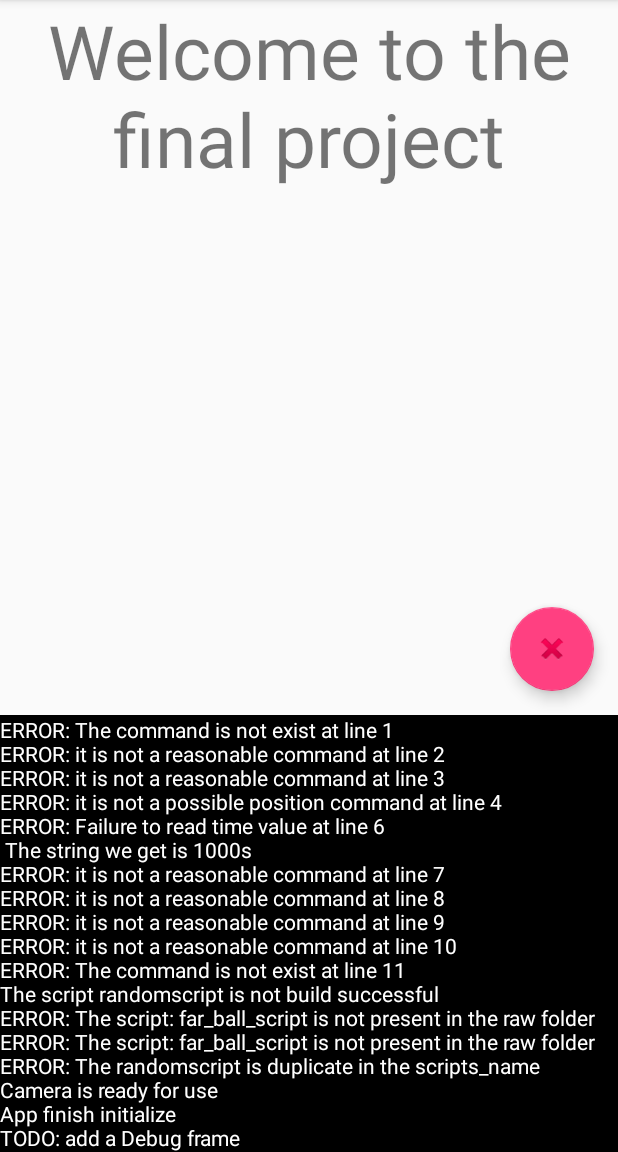
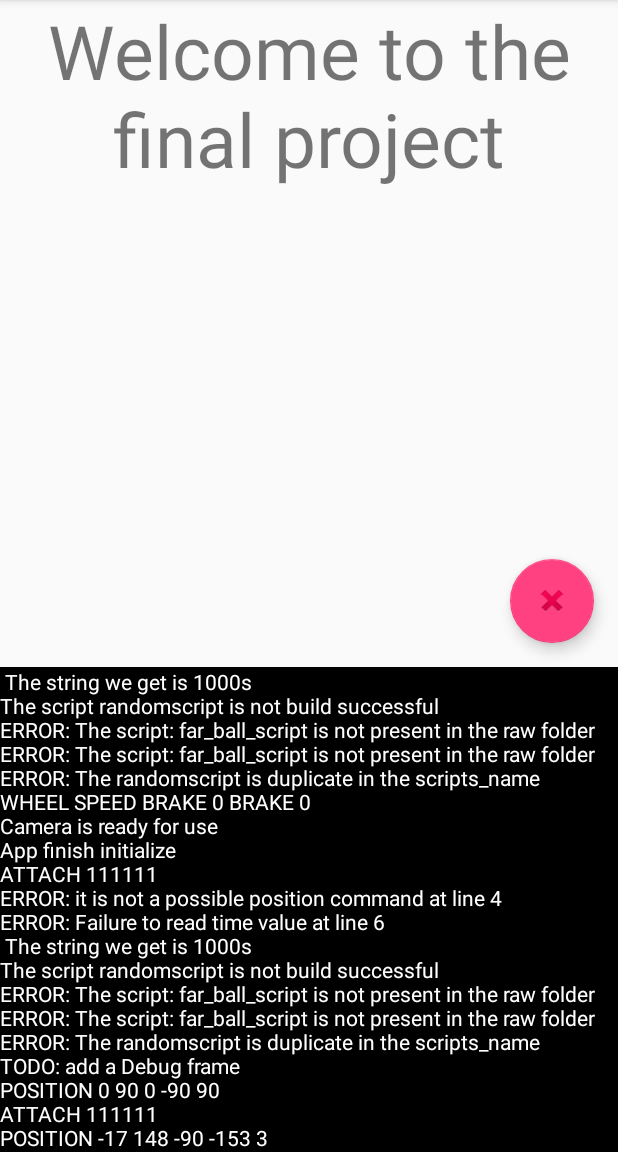
Before and after one commit to monkeycade/ME435_final_project, an Android app: the screen it shows after launch (MainActivity), after a tap on "DEBUG", on a phone screen of 412 x 824 dp, the part 84-1236 px from its top. Run offline under Robolectric (Android 15) with nearby library versions, the phone set to English and light mode, and no system bars.

Commit message:
edit the Run method for the script. now the script run in sequence (not load up all in the handler at once)

```diff
--- a/Android/Main app/app/src/main/java/edu/rose_hulman/jins/final_project_main/MainActivity.java
+++ b/Android/Main app/app/src/main/java/edu/rose_hulman/jins/final_project_main/MainActivity.java
@@ -15,6 +15,7 @@ import android.widget.TextView;
 import android.widget.ViewFlipper;
 
 import edu.rose_hulman.jins.fsm_main.FSM_System;
+import edu.rose_hulman.jins.script_runing.Scripts;
 import edu.rose_hulman.me435Library.RobotActivity;
 
 public class MainActivity extends FSM_System {
--- a/Android/Main app/app/src/main/java/edu/rose_hulman/jins/final_project_main/MainCommandBin.java
+++ b/Android/Main app/app/src/main/java/edu/rose_hulman/jins/final_project_main/MainCommandBin.java
@@ -2,12 +2,15 @@ package edu.rose_hulman.jins.final_project_main;
 
 import android.os.Bundle;
 import android.os.Handler;
+import android.util.Log;
 import android.view.Menu;
 import android.view.MenuItem;
 import android.widget.TextView;
 import android.widget.ViewFlipper;
 
+import edu.rose_hulman.jins.script_runing.Script;
 import edu.rose_hulman.jins.script_runing.ScriptRunHandler;
+import edu.rose_hulman.jins.script_runing.Scripts;
 import edu.rose_hulman.me435Library.RobotActivity;
 
 public class MainCommandBin extends RobotActivity {
@@ -37,6 +40,7 @@ public class MainCommandBin extends RobotActivity {
     }
 
     public void system_print(String text) {
+        Log.d("logout", text);
         String[] temps = mOutput.getText().toString().split("\n");
         if(temps.length == 1 && temps[0].equals("")){
             mOutput.setText(text);
@@ -72,6 +76,7 @@ public class MainCommandBin extends RobotActivity {
         //noinspection SimplifiableIfStatement
         switch (item.getItemId()) {
             case R.id.toDebug:
+                new Scripts(this).runScript("randomscript");
                 system_print("TODO: add a Debug frame");
                 return true;
             case R.id.toFSM:
@@ -84,4 +89,15 @@ public class MainCommandBin extends RobotActivity {
 
         }
     }
+
+    @Override
+    public void sendCommand(String commandString) {
+        super.sendCommand(commandString);
+        Log.d("Script", commandString);
+        system_print(commandString);
+    }
+
+    public void postDelayScript(Script script, int time) {
+        mCommandHandler.postDelayed(new ScriptRunHandler(script,this), time);
+    }
 }
--- a/Android/Main app/app/src/main/java/edu/rose_hulman/jins/fsm_main/FSM_System.java
+++ b/Android/Main app/app/src/main/java/edu/rose_hulman/jins/fsm_main/FSM_System.java
@@ -196,15 +196,15 @@ public class FSM_System extends MainCommandBin {
       case NEAR_BALL_SCRIPT:
         mGpsInfoTextView.setText("---");
         mGuessXYTextView.setText("---");
-//        mScripts.nearBallScript();
-          //TODO fix it
+        //TODO Add that Script;
+        mScripts.runScript("near_ball_script");
         break;
       case DRIVE_TOWARDS_FAR_BALL:
         // Nothing here. All the work happens in the loop function.
         break;
       case FAR_BALL_SCRIPT:
-//        mScripts.farBallScript();
-          //TODO fix it
+        mScripts.runScript("far_ball_script");
+          //TODO Add that Scirpt
         break;
       case DRIVE_TOWARDS_HOME:
         // Nothing here. All the work happens in the loop function.
@@ -480,9 +480,9 @@ public class FSM_System extends MainCommandBin {
       public void onClick(View v) {
         mLeftStraightPwmValue = leftDutyCyclePicker.getValue();
         mRightStraightPwmValue = rightDutyCyclePicker.getValue();
-//        mScripts.testStraightScript();
+        mScripts.runScript("testStright Script");
 
-          //TODO fix it
+          //TODO add that Script
       }
     });
     alert = builder.create();
--- a/Android/Main app/app/src/main/java/edu/rose_hulman/jins/script_runing/Script.java
+++ b/Android/Main app/app/src/main/java/edu/rose_hulman/jins/script_runing/Script.java
@@ -11,8 +11,9 @@ public class Script {
     private MainCommandBin msystem;
     private String[] mCommands;
     private int[] mDelays;
-    private int state;
-    boolean isBuildSuccess;
+    private int current_step;
+    protected boolean isBuildSuccess;
+    int command_length;
 
     public Script(InputStream inStream, MainCommandBin inActivity, PositionDirectory inDirectory) {
         mDirectory = inDirectory;
@@ -23,11 +24,12 @@ public class Script {
         mDelays = new int[temp.size()];
 
         isBuildSuccess =  true;
+        command_length = 0;
         for (int c = 0; c < temp.size(); c++) {
             String command = temp.get(c)[0];
             StringBuilder tem = new StringBuilder();
             if (isValidCommand(command,tem)) {
-                mCommands[c] = command;
+                mCommands[command_length] = command;
                 String valueString = temp.get(c)[1];
                 int basic = 10000;
                 try {
@@ -37,7 +39,8 @@ public class Script {
                 } catch (NullPointerException e) {
                     msystem.system_print("ERROR: There is no time value at line " + (c + 1));
                 }
-                mDelays[c] = basic;
+                mDelays[command_length] = basic;
+                command_length++;
             }else{
                 isBuildSuccess = false;
                 msystem.system_print(tem.toString() + "at line " + (c + 1));
@@ -79,4 +82,28 @@ public class Script {
         return output;
     }
 
+    public void run(){
+        this.reset();
+        msystem.postDelayScript(this,30);
+    }
+
+    public void reset() {
+        current_step = 0;
+    }
+
+    public String handleNext() {
+        current_step++;
+        String[] temp = seperateCommand(mCommands[current_step - 1]);
+        String toSDKCommand;
+
+        if(temp[0].equalsIgnoreCase("position")){
+            toSDKCommand = mDirectory.translate(temp[1]);
+        }else{
+            toSDKCommand = null;
+        }
+        if (current_step < command_length) {
+            msystem.postDelayScript(this, mDelays[current_step]);
+        }
+        return toSDKCommand;
+    }
 }
--- a/Android/Main app/app/src/main/java/edu/rose_hulman/jins/script_runing/ScriptRunHandler.java
+++ b/Android/Main app/app/src/main/java/edu/rose_hulman/jins/script_runing/ScriptRunHandler.java
@@ -3,18 +3,32 @@ package edu.rose_hulman.jins.script_runing;
 import edu.rose_hulman.jins.final_project_main.MainCommandBin;
 
 
-public class ScriptRunHandler implements Runnable{
+public class ScriptRunHandler implements Runnable {
 
-    String ms;
+    String mString;
+    Script mScript;
+
     MainCommandBin msystem;
 
-    public ScriptRunHandler(String s, MainCommandBin system){
-        ms = s;
+    public ScriptRunHandler(String input, MainCommandBin system) {
+        mString = input;
         msystem = system;
+    }
+
+    public ScriptRunHandler(Script input, MainCommandBin system) {
+        mScript = input;
+        msystem = system;
+
+        mString = null;
     }
 
     @Override
     public void run() {
-        msystem.sendCommand(ms);
+        if (mString != null) {
+            msystem.sendCommand(mString);
+        }else{
+            msystem.sendCommand(mScript.handleNext());
+
+        }
     }
 }
--- a/Android/Main app/app/src/main/java/edu/rose_hulman/jins/script_runing/Scripts.java
+++ b/Android/Main app/app/src/main/java/edu/rose_hulman/jins/script_runing/Scripts.java
@@ -44,4 +44,13 @@ public class Scripts {
 
     }
 
+    public boolean runScript(String script_Name){
+        if (mscripts.containsKey(script_Name)){
+            mscripts.get(script_Name).run();
+            return true;
+        }else{
+            return false;
+        }
+    }
+
 }
--- a/Android/Main app/app/src/main/res/raw/randomscript.csv
+++ b/Android/Main app/app/src/main/res/raw/randomscript.csv
@@ -1,11 +1,11 @@
-HOME,1000
-SAFE AFTER GRIP 3,1000
-SAFE AFTER GRIP 1,1000
+position HOME,1000
+position SAFE AFTER GRIP 3,1000
+position SAFE AFTER GRIP 1,1000
 position READY 1,1000
 position SAFE HOME,1000
 position SAFE AFTER GRIP 3,1000s
-ABOUT TO GRIP 3,1000
-THROW 3,1000
-SAFE AFTER GRIP 3,1000
-SAFE HOME,1000
-HOME,1000
+position ABOUT TO GRIP 3,1000
+position THROW 3,1000
+position SAFE AFTER GRIP 3,1000
+position SAFE HOME,1000
+position HOME,1000
```
